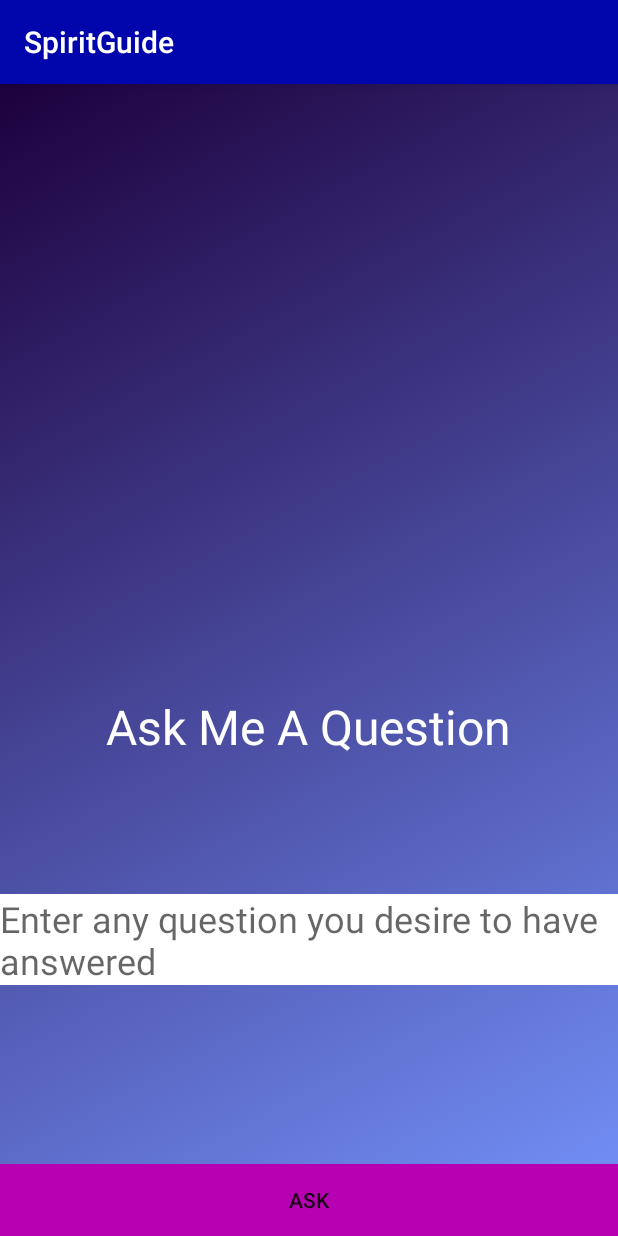
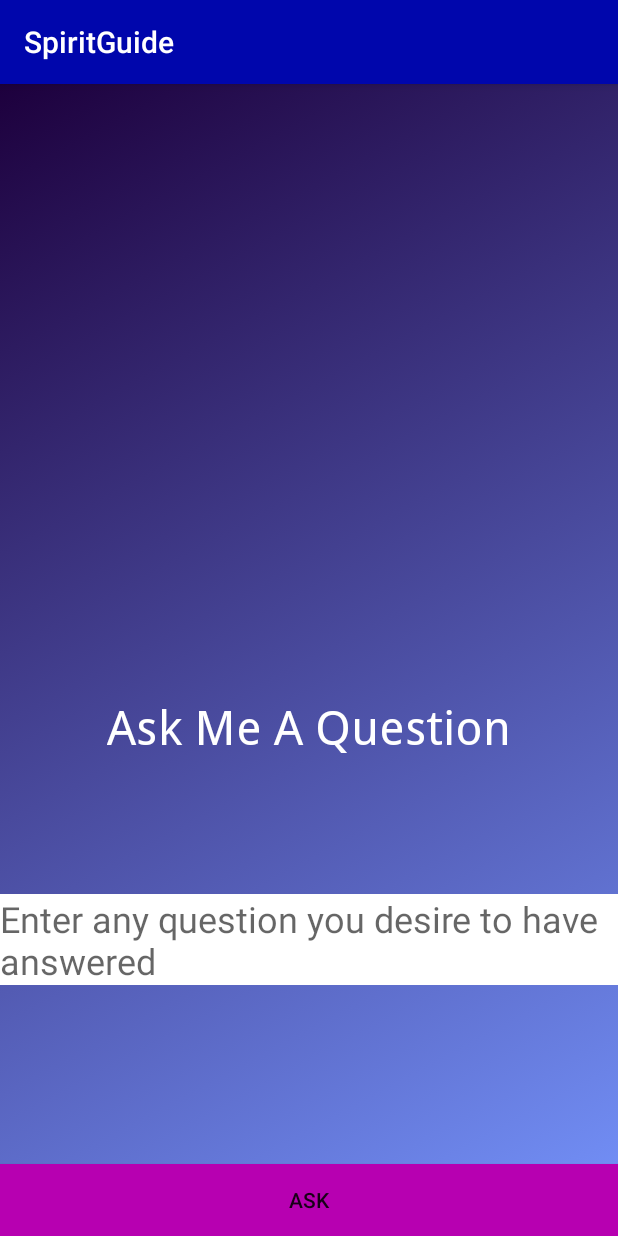
Before and after one commit to katetrahan/SpiritGuide, an Android app: the screen it shows after launch (MainActivity), on a phone screen of 412 x 824 dp. Run offline under Robolectric (Android 15) with nearby library versions, the light colour scheme and no system bars; our stand-ins replace ButterKnife, Firebase (no records; nobody signed in at launch, a user with empty details on screens opened directly).

Commit message:
kathrynceciliatrahan@gmail.com

```diff
--- a/app/build.gradle
+++ b/app/build.gradle
@@ -10,7 +10,6 @@ android {
         versionName "1.0"
         testInstrumentationRunner "android.support.test.runner.AndroidJUnitRunner"
     }
-
     packagingOptions {
         exclude 'META-INF/DEPENDENCIES.txt'
         exclude 'META-INF/DEPENDENCIES'
--- a/app/src/main/java/com/example/guest/spiritguide/ui/MainActivity.java
+++ b/app/src/main/java/com/example/guest/spiritguide/ui/MainActivity.java
@@ -2,6 +2,7 @@ package com.example.guest.spiritguide.ui;
 
 import android.content.Intent;
 import android.content.SharedPreferences;
+import android.graphics.Typeface;
 import android.graphics.drawable.AnimationDrawable;
 import android.preference.PreferenceManager;
 import android.support.annotation.MainThread;
@@ -13,6 +14,7 @@ import android.widget.Button;
 import android.widget.EditText;
 import android.widget.LinearLayout;
 import android.widget.RelativeLayout;
+import android.widget.TextView;
 import android.widget.Toast;
 
 import butterknife.BindView;
@@ -24,6 +26,7 @@ import com.google.firebase.database.DatabaseError;
 import com.google.firebase.database.DatabaseReference;
 import com.google.firebase.database.FirebaseDatabase;
 import com.google.firebase.database.ValueEventListener;
+import android.graphics.Typeface;
 
 public class MainActivity extends AppCompatActivity implements View.OnClickListener {
 
@@ -32,11 +35,13 @@ public class MainActivity extends AppCompatActivity implements View.OnClickListe
 
     private DatabaseReference mAskedQuestionReference;
     private ValueEventListener mAskedQuestionReferenceListener;
+//    private TextView mSpiritGuideTextView;
     RelativeLayout container;
     AnimationDrawable anim;
 
     @BindView(R.id.getResponseButton) Button mGetResponseButton;
     @BindView(R.id.userQuestionEditText) EditText mUserQuestionEditText;
+    @BindView(R.id.frontPageTextView) TextView mSpiritGuideTextView;
 
     @Override
     protected void onCreate(Bundle savedInstanceState) {
@@ -45,6 +50,10 @@ public class MainActivity extends AppCompatActivity implements View.OnClickListe
                 .getInstance()
                 .getReference()
                 .child(Constants.FIREBASE_CHILD_ASKED_QUESTION);
+
+
+
+
 
        mAskedQuestionReferenceListener = mAskedQuestionReference.addValueEventListener(new ValueEventListener() {
             @Override
@@ -59,13 +68,19 @@ public class MainActivity extends AppCompatActivity implements View.OnClickListe
             public void onCancelled(DatabaseError databaseError) {
 
             }
-        });
+
+
+
+       });
 
 
 
         super.onCreate(savedInstanceState);
         setContentView(R.layout.activity_main);
         ButterKnife.bind(this);
+
+        Typeface robotoFont = Typeface.createFromAsset(getAssets(), "fonts/DroidSans.ttf");
+        mSpiritGuideTextView.setTypeface(robotoFont);
 
         container = (RelativeLayout) findViewById(R.id.container);
 
--- a/app/src/main/java/com/example/guest/spiritguide/ui/SolutionsActivity.java
+++ b/app/src/main/java/com/example/guest/spiritguide/ui/SolutionsActivity.java
@@ -3,6 +3,7 @@ package com.example.guest.spiritguide.ui;
 import android.content.Context;
 import android.content.Intent;
 import android.content.SharedPreferences;
+import android.graphics.Typeface;
 import android.graphics.drawable.AnimationDrawable;
 import android.hardware.Sensor;
 import android.hardware.SensorEvent;
@@ -47,6 +48,9 @@ public class SolutionsActivity extends AppCompatActivity  implements SensorEvent
         setContentView(R.layout.activity_solutions);
         ButterKnife.bind(this);
         text = (TextView) findViewById(R.id.resultTextView);
+
+        Typeface robotoFont = Typeface.createFromAsset(getAssets(), "fonts/DroidSans.ttf");
+        mQuestionTextView.setTypeface(robotoFont);
 
         Intent intent = getIntent();
         String question = intent.getStringExtra("question");
--- a/app/src/main/res/layout/activity_main.xml
+++ b/app/src/main/res/layout/activity_main.xml
@@ -23,6 +23,7 @@
         app:layout_constraintLeft_toLeftOf="parent"
         app:layout_constraintRight_toRightOf="parent"
         app:layout_constraintTop_toTopOf="parent"
+
        />
 
     <EditText
```
Also changed, not shown: app/src/main/assets/fonts/DroidSans.ttf (added).
